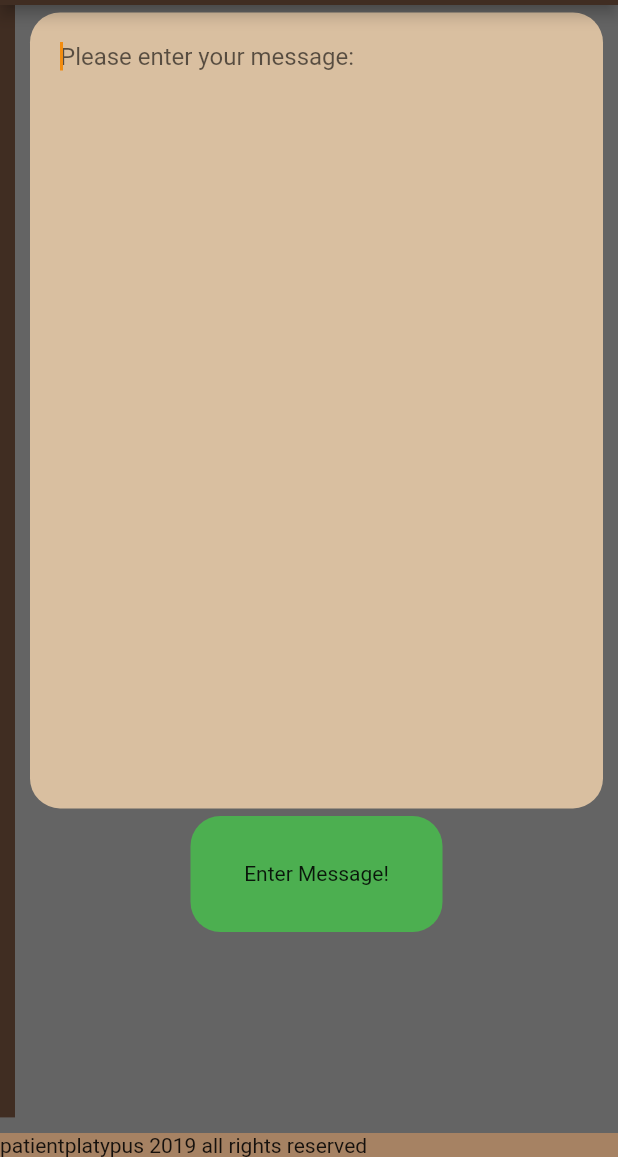
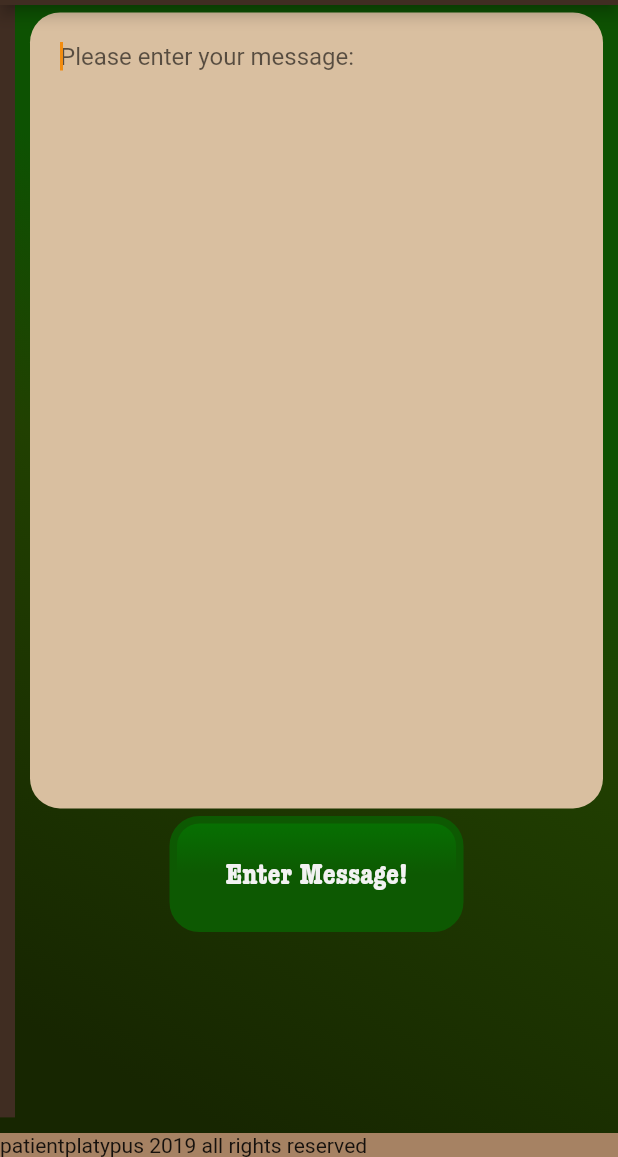
Before and after one commit to patientplatypus/yaddayaddayadda, a Flutter app: the screen it shows after launch, after a tap on "Write Message", on a phone screen of 412 x 824 dp, the part 79-1236 px from its top. Run offline on Flutter 3.47's test engine with Material 2 defaults, Android fonts, the light colour scheme and no system bars; our stand-ins replace material_design_icons_flutter; missing offline and left inert: keyboard_visibility, simple_gesture_detector.

Commit message:
message button completed

```diff
--- a/flutter/lib/components/writer/writer.dart
+++ b/flutter/lib/components/writer/writer.dart
@@ -26,6 +26,7 @@ class _Writer extends State<Writer> with TickerProviderStateMixin {
   // bool showOpacity=false;
   String textType = "greeting";
   Timer _debounce;
+  bool buttonDown = false;
 
   buttonOpacityHandler(textTypeVal){
     if(textType!=textTypeVal){
@@ -120,7 +121,7 @@ class _Writer extends State<Writer> with TickerProviderStateMixin {
         }
       }
       if (_debounce?.isActive ?? false) _debounce.cancel();
-      _debounce = Timer(const Duration(milliseconds: 300), () {
+      _debounce = Timer(const Duration(milliseconds: 1500), () {
         print("debounce has fired!~");
         if(this.messageText.length>250){
           if(textType!='warning'){
@@ -188,11 +189,62 @@ class _Writer extends State<Writer> with TickerProviderStateMixin {
     print("keyboard submit happened");
   }
 
-  buttonColorFunc(){
+  buttonColorFunc(buttonColorType){
+    if(buttonColorType=='background'){
+      //unnecessary - gradient covers this case...
+      // if(this.buttonColor=='red'){
+      //   return Color.fromRGBO(166, 33, 33, 1.0);
+      // }else if(this.buttonColor=='green'){
+      //   return Color.fromRGBO(6, 115, 2, 1.0);
+      // }
+    }else if(buttonColorType=='text'){
        if(this.buttonColor=='red'){
-      return Colors.red;
+        return Color.fromRGBO(13, 13, 13, 1.0);
       }else if(this.buttonColor=='green'){
-      return Colors.green;
+        return Color.fromRGBO(242, 242, 242, 1.0);
+      }
+    }else if(buttonColorType=='border'){
+      if(this.buttonColor=='red'){
+        return Color.fromRGBO(89, 24, 10, 1.0);
+      }else if(this.buttonColor=='green'){
+       return Color.fromRGBO(13, 89, 2, 1.0);
+      }
+    }
+  }
+
+  handleGradientFunc(){
+    if('${this.buttonColor}'=='green'){
+      if(this.buttonDown){
+        return LinearGradient(
+          begin: Alignment.topCenter,
+          end: Alignment.bottomCenter,
+          stops: [0.0, 0.5],
+          colors: [
+            Color.fromRGBO(13, 89, 2, 1.0),
+            Color.fromRGBO(6, 115, 2, 1.0),
+          ]
+        );
+      }else{
+        return LinearGradient(
+          begin: Alignment.topCenter,
+          end: Alignment.bottomCenter,
+          stops: [0.0, 0.5],
+          colors: [
+            Color.fromRGBO(6, 115, 2, 1.0),
+            Color.fromRGBO(13, 89, 2, 1.0),
+          ]
+        );
+      }
+    }else{
+      return LinearGradient(
+        begin: Alignment.topCenter,
+        end: Alignment.bottomCenter,
+        stops: [0.0, 0.5],
+        colors: [
+          Color.fromRGBO(89, 24, 10, 1.0),
+          Color.fromRGBO(166, 33, 33, 1.0)
+        ]
+      );
     }
   }
 
@@ -221,9 +273,21 @@ class _Writer extends State<Writer> with TickerProviderStateMixin {
         child: new Container(
           padding: EdgeInsets.fromLTRB(20.0, 5.0, 10.0, 5.0),
           width: width,
-          color: new Color.fromRGBO(100, 100, 100, 1),
+          decoration: BoxDecoration(
+            color: Color.fromRGBO(13, 13, 13, 1.0),
+            gradient: LinearGradient(
+              begin: Alignment.bottomLeft,
+              end: Alignment.topRight,
+              stops: [0.1, 0.5, 0.7],
+              colors: [
+                Color.fromRGBO(23, 38, 1, 1.0),
+                Color.fromRGBO(33, 64, 1, 1.0),
+                Color.fromRGBO(13, 82, 2, 1.0),
+              ]
+            )
+          ),
           child: new LayoutBuilder(
-            builder: (BuildContext context, BoxConstraints constraints) {
+            builder: (BuildContext context, BoxConstraints constraints){
               print('inside layoutBuilder and value of contraints:');
               print(constraints.maxHeight);
               return new ConstrainedBox(
@@ -261,31 +325,52 @@ class _Writer extends State<Writer> with TickerProviderStateMixin {
                     new Container(
                       height: 0.1*height,
                       padding: EdgeInsets.fromLTRB(0.0, 5.0, 0.0, 0.0),
+                      child: AnimatedSize(
+                        vsync: this,
+                        duration: Duration(milliseconds: 300),
                         child: new GestureDetector(
                           onTap: (){
                             print("message button clicked");
                           },
-                        child: AnimatedSize(
-                          vsync: this,
-                          duration: Duration(milliseconds: 300),
+                          onTapDown: (TapDownDetails details) {
+                            print("inside onTapDown");
+                            setState(() {
+                              buttonDown=true;
+                            });
+                          },
+                          onTapUp: (TapUpDetails details) {
+                            print("inside onTapUp");
+                            setState(() {
+                              buttonDown=false;
+                            });
+                          },
                           child: AnimatedContainer(
                             duration: Duration(milliseconds: 300),
                             decoration: new BoxDecoration(
                               borderRadius: new BorderRadius.all(const Radius.circular(20.0)),
-                              color: buttonColorFunc(),
+                              border: new Border.all(
+                                color: buttonColorFunc('border'),
+                                width: 5.0
+                              ),
+                              gradient: handleGradientFunc()
                             ),
                             height: constraints.maxHeight*0.3 - 10.0,
-                            width: this.buttonText.length*12.0,
+                            width: this.buttonText.length*14.0,
                             padding: EdgeInsets.all(10.0),
                             alignment: Alignment(0.0, 0.0),
+                            child: IgnorePointer(
                               child: AnimatedOpacity(
                                 duration: Duration(milliseconds: 300),
                                 opacity: buttonOpacity,
                                 child: Text(
                                   '${this.buttonText}',
                                   style: TextStyle(
+                                    fontFamily: 'Americantypewriter',
+                                    fontSize: 20.0,
+                                    color: buttonColorFunc('text')
                                   ),
                                 ),
+                              )
                             )
                           )
                         )
--- a/flutter/pubspec.yaml
+++ b/flutter/pubspec.yaml
@@ -51,6 +51,9 @@ flutter:
     - family: Signpainter
       fonts:
         - asset: assets/fonts/SignPainter_HouseScript_Regular.ttf
+    - family: Americantypewriter
+      fonts:
+        - asset: assets/fonts/American_Typewriter_Condensed_Bold.ttf
 
   # The following line ensures that the Material Icons font is
   # included with your application, so that you can use the icons in
```
Also changed, not shown: flutter/assets/fonts/American_Typewriter_Condensed_Bold.ttf (added), flutter/assets/greenButton1.png (added), 1 other file. Lines whose indentation alone changed are shown as unchanged.
